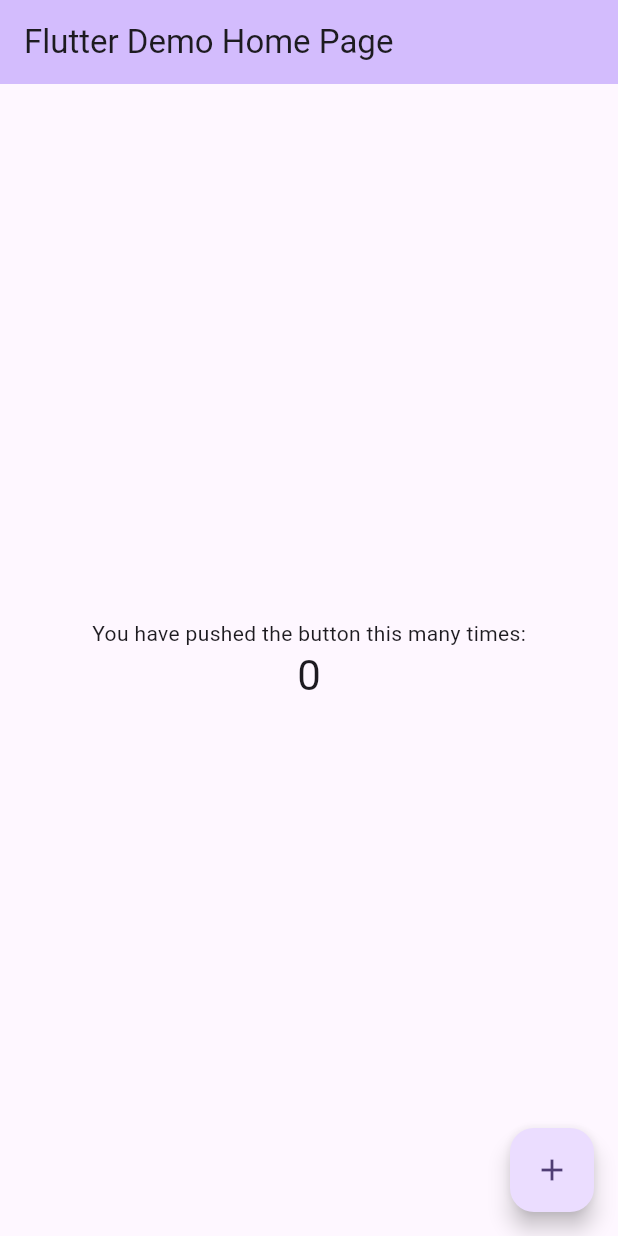
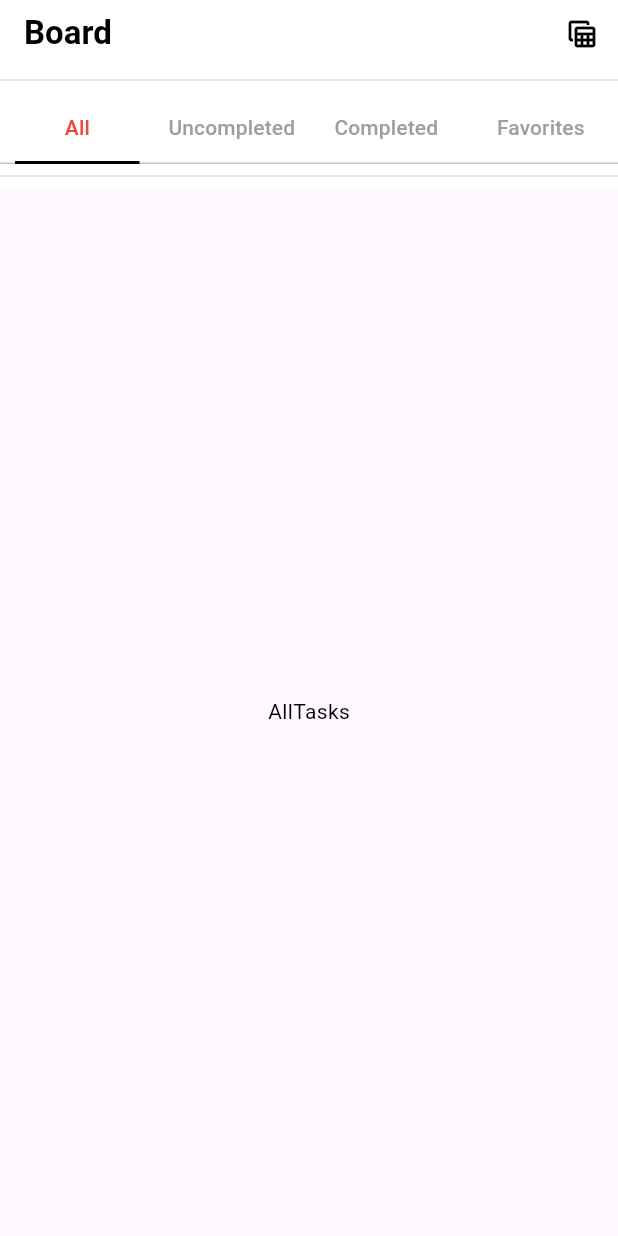
Before and after one commit to AyaAbdElmoneim158/Cloning_apps, a Flutter app: the screen it shows after launch, on a phone screen of 412 x 824 dp. Run offline on Flutter 3.47's test engine with Material 3 defaults, Android fonts, the phone set to English and light mode, and no system bars; our stand-ins replace flutter_bloc, flutter_local_notifications, flutter_native_timezone, sqflite, timezone; accounts and stored records are empty.

Commit message:
✔️ Add boarding screen

```diff
--- a/app/lib/main.dart
+++ b/app/lib/main.dart
@@ -1,6 +1,16 @@
 import 'package:flutter/material.dart';
+import 'package:flutter_bloc/flutter_bloc.dart';
 
-void main() {
+import 'controller/app_cubit.dart';
+import 'service/notification.dart';
+import 'styles/themes.dart';
+import 'utils/globals.dart';
+import 'utils/routes.dart';
+import 'view/board/board_screen.dart';
+
+void main() async {
+  WidgetsFlutterBinding.ensureInitialized();
+  await NotificationApi.init();
   runApp(const MyApp());
 }
 
@@ -10,116 +20,22 @@ class MyApp extends StatelessWidget {
   // This widget is the root of your application.
   @override
   Widget build(BuildContext context) {
-    return MaterialApp(
-      title: 'Flutter Demo',
-      theme: ThemeData(
-        // This is the theme of your application.
-        //
-        // TRY THIS: Try running your application with "flutter run". You'll see
-        // the application has a purple toolbar. Then, without quitting the app,
-        // try changing the seedColor in the colorScheme below to Colors.green
-        // and then invoke "hot reload" (save your changes or press the "hot
-        // reload" button in a Flutter-supported IDE, or press "r" if you used
-        // the command line to start the app).
-        //
-        // Notice that the counter didn't reset back to zero; the application
-        // state is not lost during the reload. To reset the state, use hot
-        // restart instead.
-        //
-        // This works for code too, not just values: Most code changes can be
-        // tested with just a hot reload.
-        colorScheme: ColorScheme.fromSeed(seedColor: Colors.deepPurple),
-        useMaterial3: true,
+    return MultiBlocProvider(
+      providers: [
+        BlocProvider<AppCubit>(
+          create: (context) => AppCubit()..initDatabase(),
+        ),
+      ],
+      child: MaterialApp(
+        title: 'Flutter Demo',
+        debugShowCheckedModeBanner: false,
+        navigatorKey: Globals.instance.navigatorKey,
+        onGenerateRoute: (settings) => AppRoute.onGenerateRoutes(settings),
+        theme: Themes.lightTheme,
+        darkTheme: Themes.darkThem,
+        themeMode: ThemeMode.system,
+        home: const BoardingScreen(),
       ),
-      home: const MyHomePage(title: 'Flutter Demo Home Page'),
     );
   }
 }
-
-class MyHomePage extends StatefulWidget {
-  const MyHomePage({super.key, required this.title});
-
-  // This widget is the home page of your application. It is stateful, meaning
-  // that it has a State object (defined below) that contains fields that affect
-  // how it looks.
-
-  // This class is the configuration for the state. It holds the values (in this
-  // case the title) provided by the parent (in this case the App widget) and
-  // used by the build method of the State. Fields in a Widget subclass are
-  // always marked "final".
-
-  final String title;
-
-  @override
-  State<MyHomePage> createState() => _MyHomePageState();
-}
-
-class _MyHomePageState extends State<MyHomePage> {
-  int _counter = 0;
-
-  void _incrementCounter() {
-    setState(() {
-      // This call to setState tells the Flutter framework that something has
-      // changed in this State, which causes it to rerun the build method below
-      // so that the display can reflect the updated values. If we changed
-      // _counter without calling setState(), then the build method would not be
-      // called again, and so nothing would appear to happen.
-      _counter++;
-    });
-  }
-
-  @override
-  Widget build(BuildContext context) {
-    // This method is rerun every time setState is called, for instance as done
-    // by the _incrementCounter method above.
-    //
-    // The Flutter framework has been optimized to make rerunning build methods
-    // fast, so that you can just rebuild anything that needs updating rather
-    // than having to individually change instances of widgets.
-    return Scaffold(
-      appBar: AppBar(
-        // TRY THIS: Try changing the color here to a specific color (to
-        // Colors.amber, perhaps?) and trigger a hot reload to see the AppBar
-        // change color while the other colors stay the same.
-        backgroundColor: Theme.of(context).colorScheme.inversePrimary,
-        // Here we take the value from the MyHomePage object that was created by
-        // the App.build method, and use it to set our appbar title.
-        title: Text(widget.title),
-      ),
-      body: Center(
-        // Center is a layout widget. It takes a single child and positions it
-        // in the middle of the parent.
-        child: Column(
-          // Column is also a layout widget. It takes a list of children and
-          // arranges them vertically. By default, it sizes itself to fit its
-          // children horizontally, and tries to be as tall as its parent.
-          //
-          // Column has various properties to control how it sizes itself and
-          // how it positions its children. Here we use mainAxisAlignment to
-          // center the children vertically; the main axis here is the vertical
-          // axis because Columns are vertical (the cross axis would be
-          // horizontal).
-          //
-          // TRY THIS: Invoke "debug painting" (choose the "Toggle Debug Paint"
-          // action in the IDE, or press "p" in the console), to see the
-          // wireframe for each widget.
-          mainAxisAlignment: MainAxisAlignment.center,
-          children: <Widget>[
-            const Text(
-              'You have pushed the button this many times:',
-            ),
-            Text(
-              '$_counter',
-              style: Theme.of(context).textTheme.headlineMedium,
-            ),
-          ],
-        ),
-      ),
-      floatingActionButton: FloatingActionButton(
-        onPressed: _incrementCounter,
-        tooltip: 'Increment',
-        child: const Icon(Icons.add),
-      ), // This trailing comma makes auto-formatting nicer for build methods.
-    );
-  }
-}
--- /dev/null
+++ b/app/lib/view/board/board_screen.dart
@@ -0,0 +1,16 @@
+import 'package:flutter/material.dart';
+
+import 'widgets/board_app_bar.dart';
+import 'widgets/build_body.dart';
+
+class BoardingScreen extends StatelessWidget {
+  const BoardingScreen({super.key});
+
+  @override
+  Widget build(BuildContext context) {
+    return DefaultTabController(
+      length: 4,
+      child: Scaffold(appBar: getAppBar(context), body: const BuildBody()),
+    );
+  }
+}
--- /dev/null
+++ b/app/lib/view/board/widgets/board_app_bar.dart
@@ -0,0 +1,62 @@
+import 'package:app/styles/dimensions.dart';
+import 'package:flutter/material.dart';
+
+AppBar getAppBar(BuildContext context) {
+  return AppBar(
+    elevation: 0,
+    title: const Text(
+      'Board',
+      style: TextStyle(fontWeight: FontWeight.bold, fontSize: 22),
+    ),
+    actions: [
+      IconButton(
+        icon: const Icon(Icons.table_view_outlined),
+        onPressed: () {
+          // AppRoute.push(const ScheduleScreen());
+        },
+      ),
+    ],
+    bottom: PreferredSize(
+      preferredSize: Size(double.maxFinite, context.height10 * 7.1),
+      child: Column(
+        children: [
+          const Divider(
+            thickness: .6,
+          ),
+          TabBar(
+              isScrollable: false,
+              indicatorColor:
+                  MediaQuery.of(context).platformBrightness == Brightness.dark
+                      ? Colors.white
+                      : Colors.black,
+              indicatorWeight: 1,
+              labelColor:
+                  MediaQuery.of(context).platformBrightness == Brightness.dark
+                      ? Colors.white
+                      : Colors.red,
+              labelPadding: const EdgeInsets.all(.5),
+              unselectedLabelColor: Colors.grey,
+              indicatorPadding: const EdgeInsets.symmetric(horizontal: 10),
+              indicatorSize: TabBarIndicatorSize.tab,
+              tabs: const [
+                Tab(
+                  text: 'All',
+                ),
+                Tab(
+                  text: 'Uncompleted',
+                ),
+                Tab(
+                  text: 'Completed',
+                ),
+                Tab(
+                  text: 'Favorites',
+                ),
+              ]),
+          const Divider(
+            thickness: .6,
+          ),
+        ],
+      ),
+    ),
+  );
+}
--- /dev/null
+++ b/app/lib/view/board/widgets/build_body.dart
@@ -0,0 +1,22 @@
+import 'package:flutter/material.dart';
+
+class BuildBody extends StatelessWidget {
+  const BuildBody({Key? key}) : super(key: key);
+
+  @override
+  Widget build(BuildContext context) {
+    return const TabBarView(
+      physics: NeverScrollableScrollPhysics(),
+      children: [
+        // AllTasks(),
+        // UnCompletedTasks(),
+        // CompletedTasks(),
+        // FavoriteTasks(),
+        Center(child: Text("AllTasks")),
+        Center(child: Text("UnCompletedTasks")),
+        Center(child: Text("CompletedTasks")),
+        Center(child: Text("FavoriteTasks")),
+      ],
+    );
+  }
+}
```
Also changed, not shown: app/lib/widgets/build_app_bar.dart (added, +24 -0 lines), app/lib/widgets/button_app.dart (added, +40 -0 lines), app/lib/widgets/text_form_app.dart (added, +67 -0 lines).
